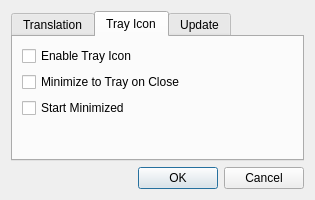
The window that ui/configwindow.ui (jnmbk/boncuk) describes before a commit, drawn with Qt 5.
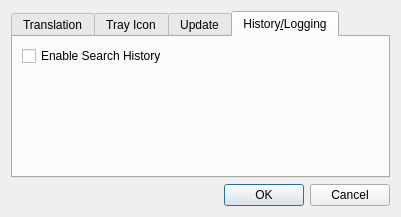
The same window after the commit. The open tabs and pages were chosen to show the change. Icons and pictures are not drawn.

```diff
--- a/ui/configwindow.ui
+++ b/ui/configwindow.ui
@@ -8,8 +8,8 @@
    <rect>
     <x>0</x>
     <y>0</y>
-    <width>315</width>
-    <height>200</height>
+    <width>401</width>
+    <height>217</height>
    </rect>
   </property>
   <property name="windowTitle" >
@@ -152,6 +152,37 @@
        </item>
       </layout>
      </widget>
+     <widget class="QWidget" name="historyTab" >
+      <attribute name="title" >
+       <string>History&amp;/Logging</string>
+      </attribute>
+      <layout class="QGridLayout" >
+       <item row="0" column="0" >
+        <layout class="QHBoxLayout" >
+         <item>
+          <widget class="QCheckBox" name="history_enable" >
+           <property name="text" >
+            <string>Enable Search History</string>
+           </property>
+          </widget>
+         </item>
+        </layout>
+       </item>
+       <item row="2" column="0" >
+        <spacer>
+         <property name="orientation" >
+          <enum>Qt::Vertical</enum>
+         </property>
+         <property name="sizeHint" >
+          <size>
+           <width>20</width>
+           <height>40</height>
+          </size>
+         </property>
+        </spacer>
+       </item>
+      </layout>
+     </widget>
     </widget>
    </item>
   </layout>
```
Left out of the diff: 4 changed lines with no effect on the pictures.
